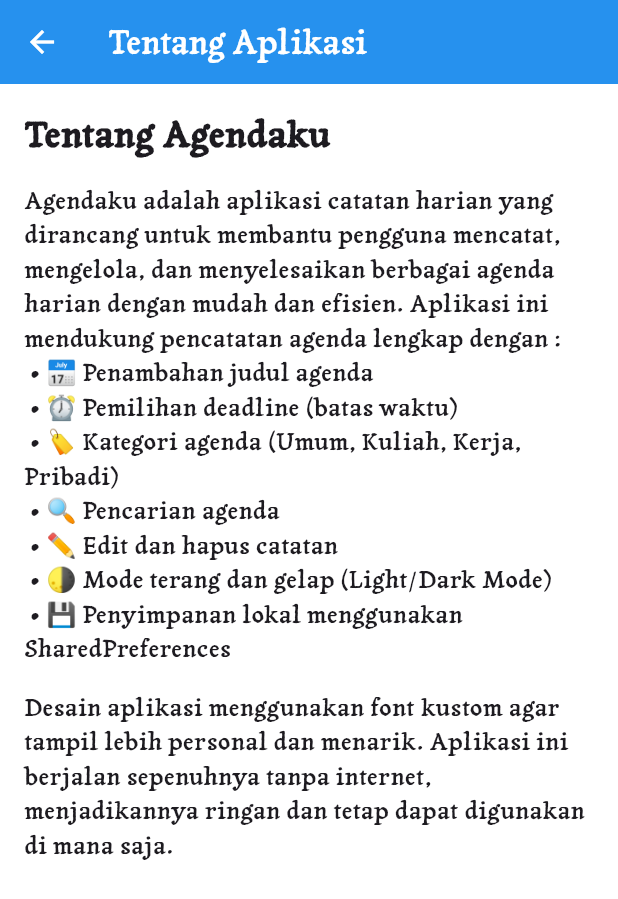
After one commit to yunitarosadiya/todolist, a Flutter app: the screen it shows after launch, after a tap on the "info outline" icon, on a phone screen of 412 x 824 dp. The commit adds this screen. Shown: the top 899 px of the screen. Run offline on Flutter 3.47's test engine with Material 3 defaults, Android fonts, the phone set to English and light mode, and no system bars; our stand-ins replace shared_preferences.

Commit message:
ten commit

```diff
--- /dev/null
+++ b/lib/about_page.dart
@@ -0,0 +1,49 @@
+import 'package:flutter/material.dart';
+
+class AboutPage extends StatelessWidget {
+    const AboutPage({super.key});
+
+    @override
+    Widget build(BuildContext context) {
+        return Scaffold(
+            appBar: AppBar(
+                title: const Text('Tentang Aplikasi'),
+            ),
+            body: Padding(
+                padding: const EdgeInsets.all(16.0),
+                child: Column(
+                    crossAxisAlignment: CrossAxisAlignment.start,
+                    children: [
+                        const Text(
+                            'Tentang Agendaku',
+                            style: TextStyle(
+                                fontSize: 24,
+                                fontWeight: FontWeight.bold,
+                            ),
+                        ),
+                        const SizedBox(height: 16),
+                        const Text(
+                            'Agendaku adalah aplikasi catatan harian yang dirancang untuk membantu pengguna mencatat, mengelola, dan menyelesaikan berbagai agenda harian dengan mudah dan efisien. Aplikasi ini mendukung pencatatan agenda lengkap dengan : ',
+                            style: TextStyle(fontSize: 16),
+                        ),
+                        const Text(
+                            ' • 📅 Penambahan judul agenda\n'
+                            ' • ⏰ Pemilihan deadline (batas waktu)\n'
+                            ' • 🏷️ Kategori agenda (Umum, Kuliah, Kerja, Pribadi)\n'
+                            ' • 🔍 Pencarian agenda\n'
+                            ' • ✏️ Edit dan hapus catatan\n'
+                            ' • 🌗 Mode terang dan gelap (Light/Dark Mode)\n'
+                            ' • 💾 Penyimpanan lokal menggunakan SharedPreferences',
+                            style: TextStyle(fontSize: 16),
+                        ),
+                        const SizedBox(height: 16),
+                        const Text(
+                            'Desain aplikasi menggunakan font kustom agar tampil lebih personal dan menarik. Aplikasi ini berjalan sepenuhnya tanpa internet, menjadikannya ringan dan tetap dapat digunakan di mana saja.',
+                            style: TextStyle(fontSize: 16),
+                        ),
+                    ],
+                ),
+            ),
+        );
+    }
+}
--- a/lib/todopage.dart
+++ b/lib/todopage.dart
@@ -2,6 +2,7 @@ import 'package:flutter/material.dart';
 import 'package:intl/intl.dart';
 import 'package:shared_preferences/shared_preferences.dart';
 import 'dart:convert';
+import 'about_page.dart';
 
 class TodoPage extends StatefulWidget {
     final VoidCallback onToggleTheme;
@@ -186,6 +187,16 @@ class _TodoPageState extends State<TodoPage> {
                         icon: const Icon(Icons.brightness_6),
                         onPressed: widget.onToggleTheme,
                     ),
+
+                    IconButton(
+                        icon: const Icon(Icons.info_outline),
+                        onPressed: () {
+                            Navigator.push(
+                                context,
+                                MaterialPageRoute(builder: (context) => const AboutPage()),
+                            );
+                        },
+                    ),
                 ],
             ),
             body: Padding(
```
